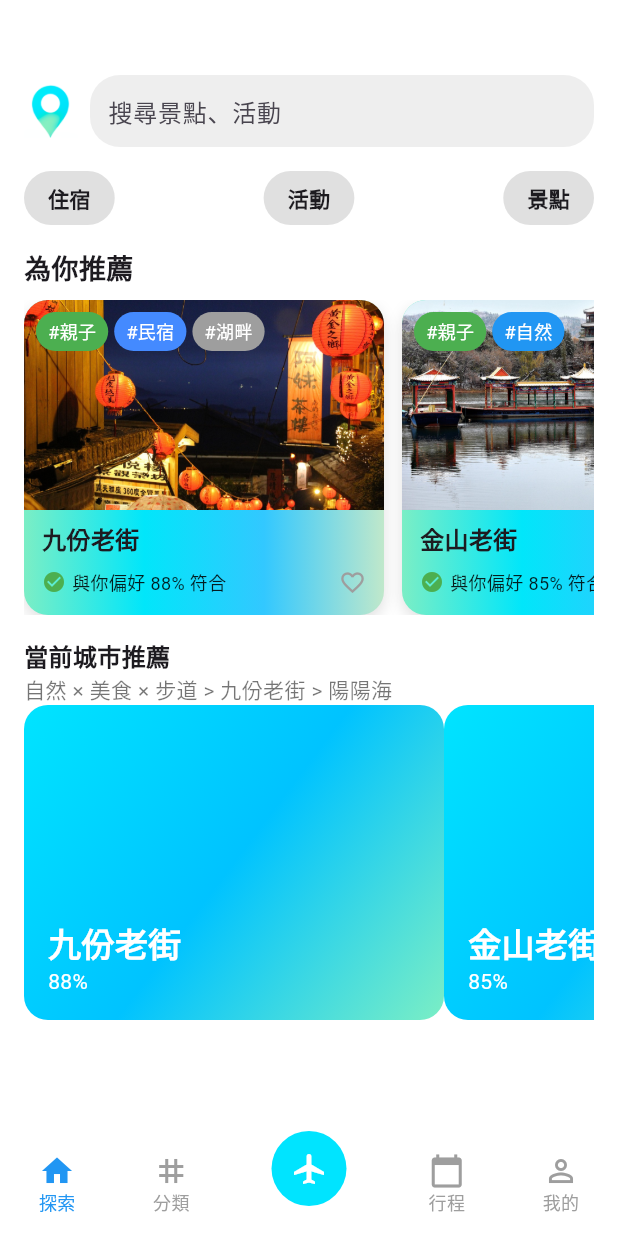
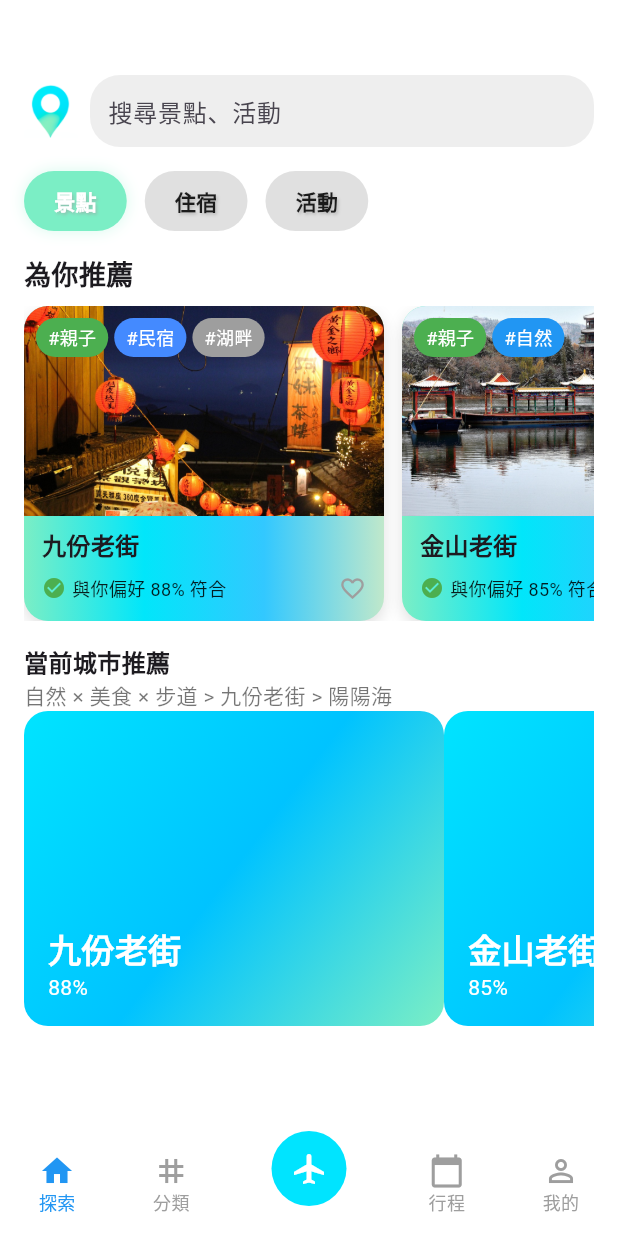
Before and after one commit to ja-errorpro/Wandering, a Flutter app: the screen it shows once a user with an empty profile is signed in, on a phone screen of 412 x 824 dp. Run offline on Flutter 3.47's test engine with Material 3 defaults, Android fonts, the phone set to English and light mode, and no system bars; our stand-ins replace cloud_firestore, csv, firebase_auth, firebase_core, firebase_storage, fl_chart and 7 more; accounts and stored records are empty.

```diff
--- a/lib/page/explore_page.dart
+++ b/lib/page/explore_page.dart
@@ -85,11 +85,24 @@ class _ExplorePageState extends State<ExplorePage> {
               ),
               SizedBox(height: 16.0),
               Row(
-                mainAxisAlignment: MainAxisAlignment.spaceBetween,
+                mainAxisAlignment: MainAxisAlignment.start,
                 children: [
-                  buildRoundedButton('住宿'),
-                  buildRoundedButton('活動'),
-                  buildRoundedButton('景點'),
+                  // 可左右拉動的可點擊主題色按鈕列
+                  SingleChildScrollView(
+                    scrollDirection: Axis.horizontal,
+                    child: Row(
+                      mainAxisAlignment: MainAxisAlignment.start,
+                      children: [
+                        buildSelectableButton('景點', getCardGradientColors()[0], 0),
+                        SizedBox(width: 12),
+                        buildSelectableButton('住宿', getCardGradientColors()[0], 1),
+                        SizedBox(width: 12),
+                        buildSelectableButton('活動', getCardGradientColors()[0], 2),
+                        SizedBox(width: 12),
+
+                      ],
+                    ),
+                  ),
                 ],
               ),
               SizedBox(height: 16.0),
@@ -164,6 +177,44 @@ class _ExplorePageState extends State<ExplorePage> {
       ),
     );
   }
+
+  Widget buildSelectableButton(String text, Color color, int index) {
+    final isSelected = _selectedIndex == index;
+    return GestureDetector(
+      onTap: () {
+        setState(() {
+          _selectedIndex = index;
+        });
+        // 這裡可根據 index 做對應操作
+      },
+      child: Container(
+        padding: EdgeInsets.symmetric(horizontal: 20.0, vertical: 10.0),
+        decoration: BoxDecoration(
+          color: isSelected ? color : Colors.grey[300],
+          borderRadius: BorderRadius.circular(20.0),
+          boxShadow: isSelected
+              ? [BoxShadow(color: color.withOpacity(0.3), blurRadius: 8)]
+              : [],
+        ),
+        child: Text(
+          text,
+          style: TextStyle(
+            fontSize: GetFontSize(),
+            fontWeight: FontWeight.bold,
+            color: isSelected ? Colors.white : Colors.black87,
+            shadows: [
+              Shadow(
+                color: Colors.grey.withOpacity(0.6),
+                offset: Offset(1, 1),
+                blurRadius: 2,
+              ),
+            ],
+          ),
+        ),
+      ),
+    );
+  }
+
   Widget buildRoundedButton(String text) {
     return Container(
       padding: EdgeInsets.symmetric(horizontal: 16.0, vertical: 8.0),
```
